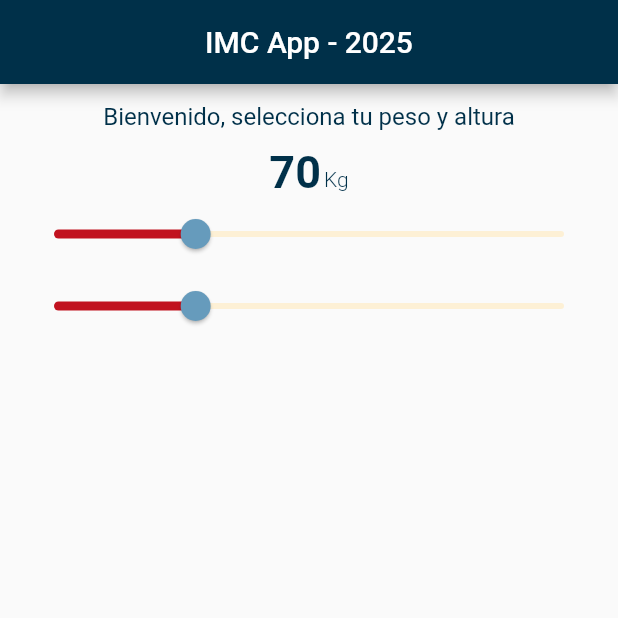
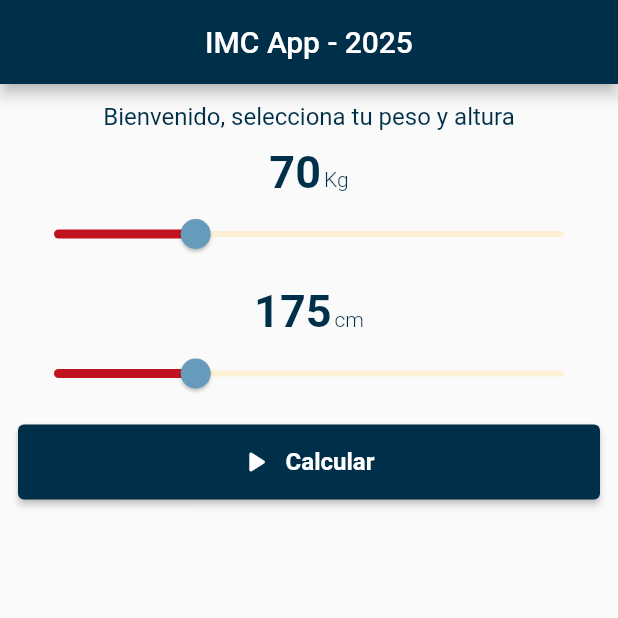
Before and after one commit to duducito15/app07_imc_20242, a Flutter app: the screen it shows after launch, on a phone screen of 412 x 824 dp, the top half of it. Run offline on Flutter 3.47's test engine with Material 3 defaults, Android fonts, the phone set to English and light mode, and no system bars.

Commit message:
ElevateButton

```diff
--- a/lib/home_page.dart
+++ b/lib/home_page.dart
@@ -61,7 +61,62 @@ class HomePage extends StatelessWidget {
               // overlayColor: Color(Colors.amber) ,
               // thumbColor: Colors.red,
             ),
-            Slider(value: 70, min: 20, max: 200, onChanged: (double value) {}),
+            SizedBox(
+              height: 10.0,
+            ),
+            Row(
+              mainAxisAlignment: MainAxisAlignment.center,
+              crossAxisAlignment: CrossAxisAlignment.baseline,
+              textBaseline: TextBaseline.alphabetic,
+              children: [
+                Text(
+                  "175",
+                  style: TextStyle(
+                    fontSize: 30.0,
+                    fontWeight: FontWeight.bold,
+                    color: Color(0xFF003049),
+                  ),
+                ),
+                SizedBox(
+                  width: 2.0,
+                ),
+                Text(
+                  "cm",
+                  style: TextStyle(
+                    fontSize: 14.0,
+                    fontWeight: FontWeight.w300,
+                    color: Color(0xFF003049),
+                  ),
+                ),
+              ],
+            ),
+            Slider(
+              value: 70,
+              min: 20,
+              max: 200,
+              onChanged: (double value) {},
+            ),
+            SizedBox(
+              height: 10.0,
+            ),
+            SizedBox(
+              width: double.infinity,
+              height: 50.0,
+              child: ElevatedButton.icon(
+                onPressed: () {},
+                label: Text(
+                  "Calcular",
+                  style: TextStyle(
+                    fontWeight: FontWeight.bold,
+                    fontSize: 16.0,
+                  ),
+                ),
+                icon: Icon(Icons.play_arrow_rounded),
+                style: ElevatedButton.styleFrom(
+                  backgroundColor: Color(0xFF003049),
+                ),
+              ),
+            ),
           ],
         ),
       ),
```
